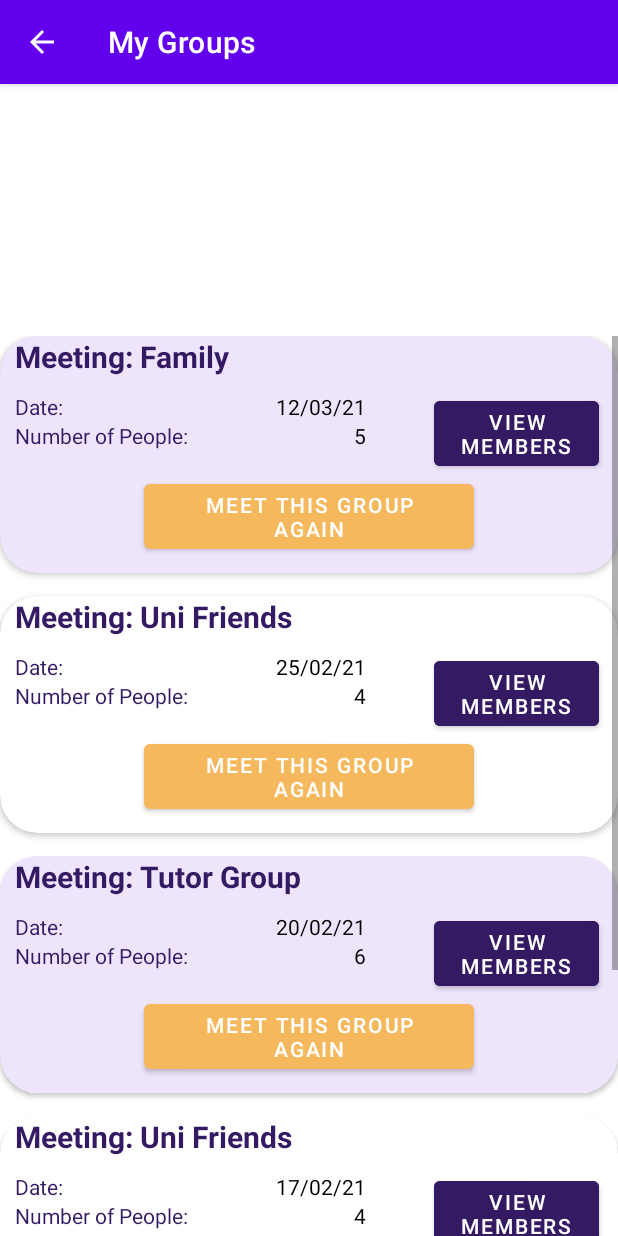
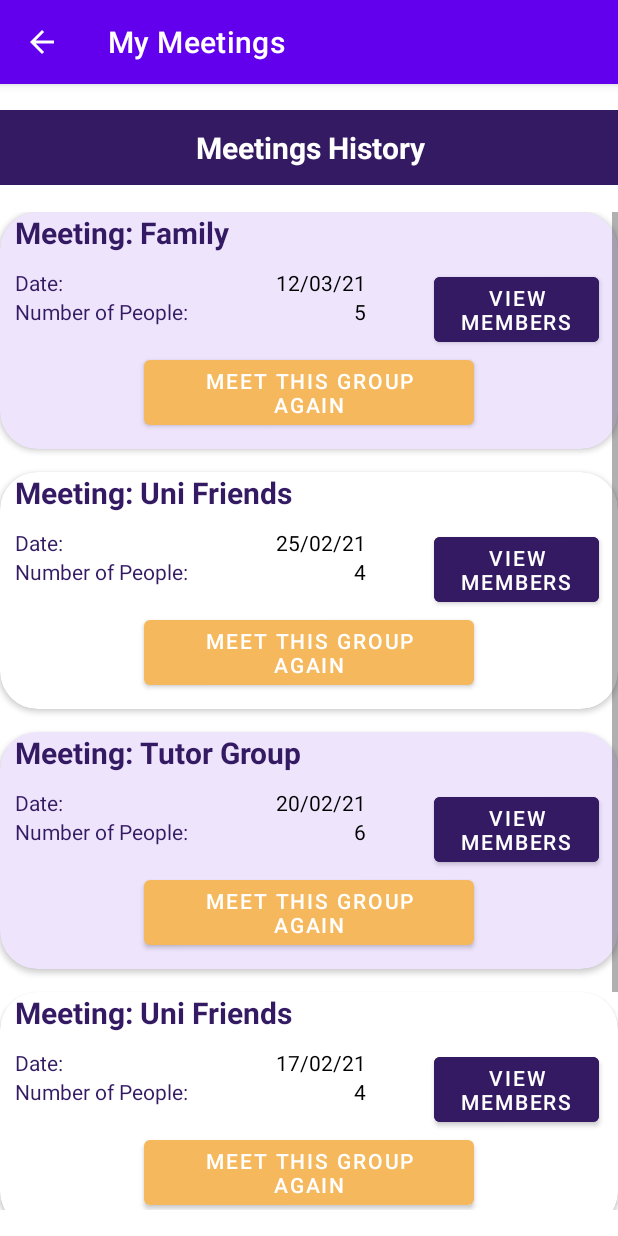
Before and after one commit to dChakr/ICHelloWorld, an Android app: the MyGroupsClass screen opened directly, with no data from a screen before it, on a phone screen of 412 x 824 dp. Run offline under Robolectric (Android 15) with nearby library versions, the light colour scheme and no system bars.

Commit message:
formatted my groups page slightly

```diff
--- a/app/src/main/AndroidManifest.xml
+++ b/app/src/main/AndroidManifest.xml
@@ -37,7 +37,7 @@
         </activity>
         <activity
             android:name=".MyGroupsClass"
-            android:label="My Groups"
+            android:label="My Meetings"
             android:parentActivityName=".MainActivity">
             <meta-data
                 android:name="android.support.PARENT_ACTIVITY"
@@ -46,7 +46,7 @@
 
         <activity
             android:name=".FriendsClass"
-            android:label="My Groups"
+            android:label="My Friends"
             android:parentActivityName=".CreateGroupClass">
             <meta-data
                 android:name="android.support.PARENT_ACTIVITY"
--- a/app/src/main/res/layout/my_groups.xml
+++ b/app/src/main/res/layout/my_groups.xml
@@ -8,15 +8,31 @@
     PLACEHOLDER CODE UNTIL WE GET THE DATABASE STUFF TO WORK
     -->
 
+    <TextView
+        android:id="@+id/textView2"
+        android:layout_width="414dp"
+        android:layout_height="50dp"
+        android:background="@color/purple_text_colour"
+        android:gravity="center"
+        android:text="Meetings History"
+        android:textColor="@color/white"
+        android:textSize="20dp"
+        android:textStyle="bold"
+        app:layout_constraintBottom_toTopOf="@+id/scrollView2"
+        app:layout_constraintEnd_toEndOf="parent"
+        app:layout_constraintStart_toStartOf="parent"
+        app:layout_constraintTop_toTopOf="parent"
+        app:layout_constraintVertical_bias="0.25" />
+
     <ScrollView
         android:id="@+id/scrollView2"
         android:layout_width="match_parent"
-        android:layout_height="600dp"
+        android:layout_height="665dp"
         app:layout_constraintBottom_toBottomOf="parent"
         app:layout_constraintEnd_toEndOf="parent"
         app:layout_constraintHorizontal_bias="0.0"
         app:layout_constraintStart_toStartOf="parent"
-        app:layout_constraintTop_toTopOf="parent"
+        app:layout_constraintTop_toBottomOf="@id/textView2"
         app:layout_constraintVertical_bias="1.0">
 
         <LinearLayout
```
